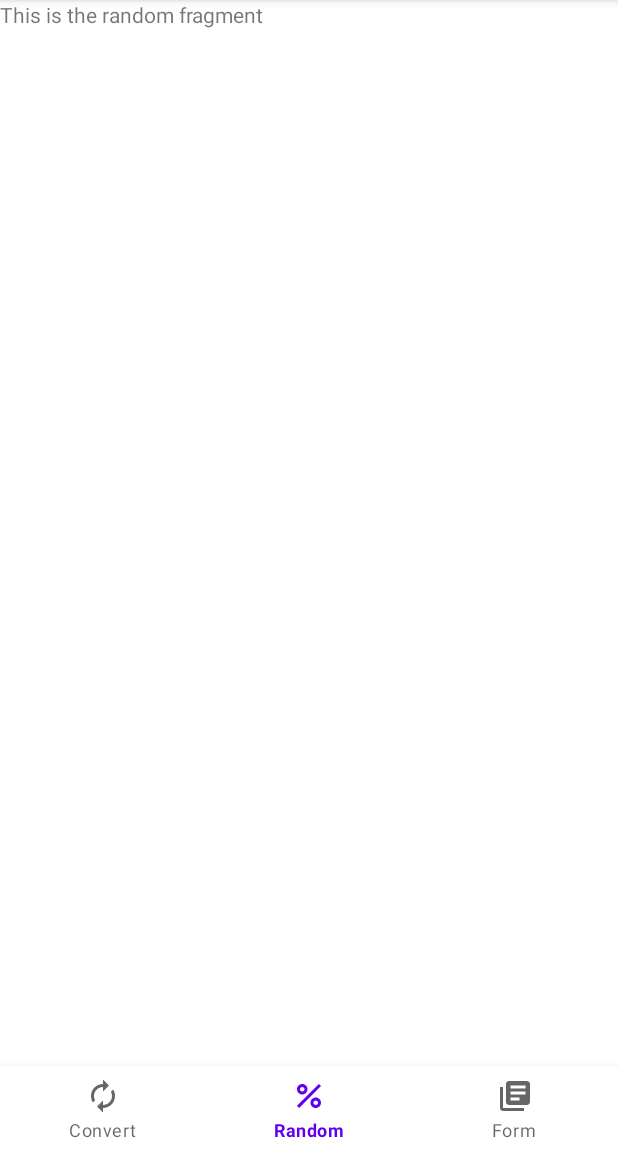
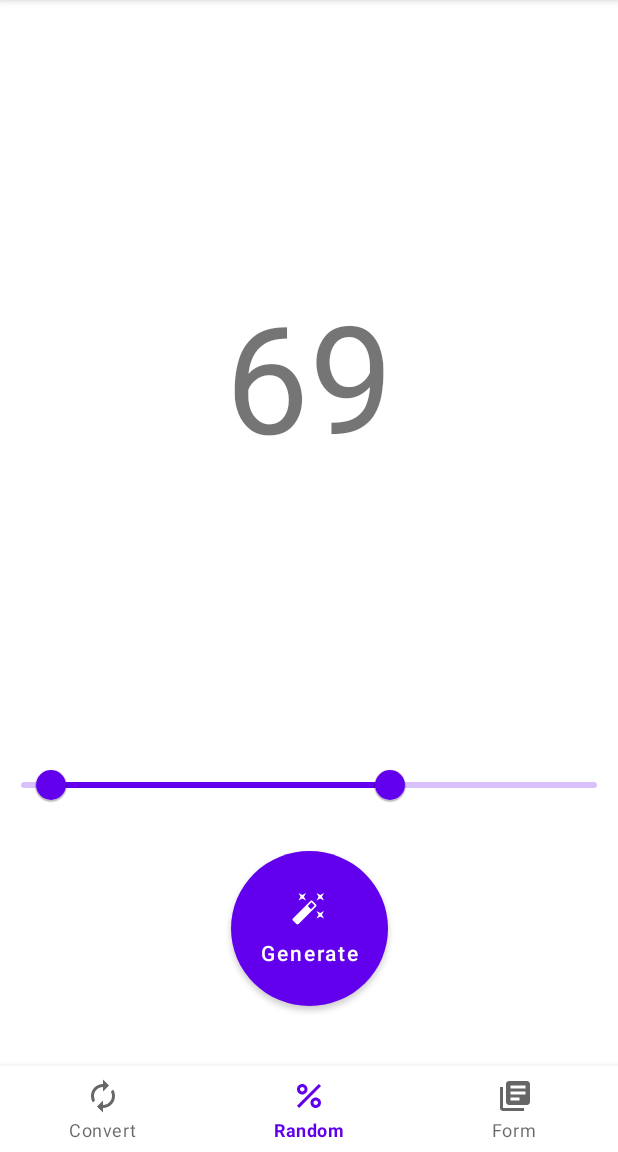
Before and after one commit to tejas-jadhav/MoreViews, an Android app: the screen it shows after launch (MainActivity), item 2 of the bottom bar chosen, on a phone screen of 412 x 824 dp, the part 84-1236 px from its top. Run offline under Robolectric (Android 15) with nearby library versions, the phone set to English and light mode, and no system bars.

Commit message:
Random added

```diff
--- a/app/src/main/java/com/example/moreviews/ui/main/RandomFragment.kt
+++ b/app/src/main/java/com/example/moreviews/ui/main/RandomFragment.kt
@@ -1,20 +1,42 @@
 package com.example.moreviews.ui.main
 
 import android.os.Bundle
+import android.util.Log
 import androidx.fragment.app.Fragment
 import android.view.LayoutInflater
 import android.view.View
 import android.view.ViewGroup
 import com.example.moreviews.R
 import com.example.moreviews.databinding.FragmentRandomBinding
+import com.google.android.material.slider.RangeSlider
+import kotlin.math.max
 
 
 class RandomFragment : Fragment(R.layout.fragment_random) {
     private lateinit var binding: FragmentRandomBinding
 
+
     override fun onViewCreated(view: View, savedInstanceState: Bundle?) {
         super.onViewCreated(view, savedInstanceState)
         binding = FragmentRandomBinding.bind(view)
+        var minRange = binding.sliderRange.values[0].toDouble()
+        var maxRange = binding.sliderRange.values[1].toDouble()
+
+        binding.tvRandomNumber.text = "69"
+
+        binding.sliderRange.addOnChangeListener { rangeSlider: RangeSlider, _, _ ->
+            minRange = rangeSlider.values[0].toDouble()
+            maxRange = rangeSlider.values[1].toDouble()
+        }
+
+        binding.btnGenerateRandom.setOnClickListener {
+            val randomNumber = generateRandomNumberInRange(minRange, maxRange)
+            binding.tvRandomNumber.text = randomNumber.toString()
+        }
+    }
+
+    private fun generateRandomNumberInRange(start: Double, end:Double) : Int {
+        return (Math.random() * (end - start + 1)).toInt() + start.toInt()
     }
 
 }
--- /dev/null
+++ b/app/src/main/res/drawable/circular_button.xml
@@ -0,0 +1,11 @@
+<?xml version="1.0" encoding="utf-8"?>
+<ripple xmlns:android="http://schemas.android.com/apk/res/android"
+    android:color="@color/design_default_color_primary_dark">
+    <item>
+        <shape android:shape="oval">
+            <solid android:color="@color/purple_500" />
+
+            <corners android:radius="999dp" />
+        </shape>
+    </item>
+</ripple>
--- a/app/src/main/res/drawable/convertor_button.xml
+++ /dev/null
@@ -1,10 +0,0 @@
-<?xml version="1.0" encoding="utf-8"?>
-<shape xmlns:android="http://schemas.android.com/apk/res/android">
-    <solid android:color="@color/transparent" />
-    <padding android:top="10dp"
-        android:left="10dp"
-        android:right="10dp"
-        android:bottom="10dp"
-        />
-    <corners android:radius="999dp" />
-</shape>
--- /dev/null
+++ b/app/src/main/res/drawable/ic_baseline_auto_fix_high_24.xml
@@ -0,0 +1,5 @@
+<vector android:height="24dp" android:tint="#FFFFFF"
+    android:viewportHeight="24" android:viewportWidth="24"
+    android:width="24dp" xmlns:android="http://schemas.android.com/apk/res/android">
+    <path android:fillColor="@android:color/white" android:pathData="M7.5,5.6L10,7 8.6,4.5 10,2 7.5,3.4 5,2l1.4,2.5L5,7zM19.5,15.4L17,14l1.4,2.5L17,19l2.5,-1.4L22,19l-1.4,-2.5L22,14zM22,2l-2.5,1.4L17,2l1.4,2.5L17,7l2.5,-1.4L22,7l-1.4,-2.5zM14.37,7.29c-0.39,-0.39 -1.02,-0.39 -1.41,0L1.29,18.96c-0.39,0.39 -0.39,1.02 0,1.41l2.34,2.34c0.39,0.39 1.02,0.39 1.41,0L16.7,11.05c0.39,-0.39 0.39,-1.02 0,-1.41l-2.33,-2.35zM13.34,12.78l-2.12,-2.12 2.44,-2.44 2.12,2.12 -2.44,2.44z"/>
+</vector>
--- /dev/null
+++ b/app/src/main/res/drawable/ic_magic_wand.xml
@@ -0,0 +1,5 @@
+<vector android:height="24dp" android:tint="#616161"
+    android:viewportHeight="24" android:viewportWidth="24"
+    android:width="24dp" xmlns:android="http://schemas.android.com/apk/res/android">
+    <path android:fillColor="@android:color/white" android:pathData="M7.5,5.6L10,7 8.6,4.5 10,2 7.5,3.4 5,2l1.4,2.5L5,7zM19.5,15.4L17,14l1.4,2.5L17,19l2.5,-1.4L22,19l-1.4,-2.5L22,14zM22,2l-2.5,1.4L17,2l1.4,2.5L17,7l2.5,-1.4L22,7l-1.4,-2.5zM14.37,7.29c-0.39,-0.39 -1.02,-0.39 -1.41,0L1.29,18.96c-0.39,0.39 -0.39,1.02 0,1.41l2.34,2.34c0.39,0.39 1.02,0.39 1.41,0L16.7,11.05c0.39,-0.39 0.39,-1.02 0,-1.41l-2.33,-2.35zM13.34,12.78l-2.12,-2.12 2.44,-2.44 2.12,2.12 -2.44,2.44z"/>
+</vector>
--- a/app/src/main/res/layout/fragment_random.xml
+++ b/app/src/main/res/layout/fragment_random.xml
@@ -1,14 +1,51 @@
 <?xml version="1.0" encoding="utf-8"?>
-<FrameLayout xmlns:android="http://schemas.android.com/apk/res/android"
+<androidx.constraintlayout.widget.ConstraintLayout xmlns:android="http://schemas.android.com/apk/res/android"
+    xmlns:app="http://schemas.android.com/apk/res-auto"
     xmlns:tools="http://schemas.android.com/tools"
     android:layout_width="match_parent"
     android:layout_height="match_parent"
     tools:context=".ui.main.RandomFragment">
 
-    <!-- TODO: Update blank fragment layout -->
     <TextView
+        android:id="@+id/tvRandomNumber"
+        android:layout_width="wrap_content"
+        android:layout_height="wrap_content"
+
+        android:textSize="100sp"
+        app:layout_constraintBottom_toTopOf="@+id/sliderRange"
+        app:layout_constraintEnd_toEndOf="parent"
+        app:layout_constraintHorizontal_bias="0.5"
+        app:layout_constraintStart_toStartOf="parent"
+        app:layout_constraintTop_toTopOf="parent"
+        tools:text="420" />
+
+    <com.google.android.material.slider.RangeSlider
+        android:id="@+id/sliderRange"
         android:layout_width="match_parent"
-        android:layout_height="match_parent"
-        android:text="This is the random fragment" />
+        android:layout_height="wrap_content"
+        android:layout_marginBottom="20dp"
+        android:valueFrom="0.0"
+        android:valueTo="420.0"
+        app:layout_constraintBottom_toTopOf="@id/btnGenerateRandom"
+        app:layout_constraintEnd_toEndOf="parent"
+        app:layout_constraintHorizontal_bias="0.5"
+        app:layout_constraintStart_toStartOf="parent"
+        app:values="@array/initial_slider_values" />
 
-</FrameLayout>
+    <Button
+        android:id="@+id/btnGenerateRandom"
+        android:layout_width="wrap_content"
+        android:layout_height="wrap_content"
+        android:layout_marginBottom="40dp"
+        android:background="@drawable/circular_button"
+        android:drawableTop="@drawable/ic_baseline_auto_fix_high_24"
+        android:padding="20dp"
+        android:text="Generate"
+        android:textAllCaps="false"
+        app:layout_constraintBottom_toBottomOf="parent"
+        app:layout_constraintEnd_toEndOf="parent"
+        app:layout_constraintHorizontal_bias="0.5"
+        app:layout_constraintStart_toStartOf="parent" />
+
+
+</androidx.constraintlayout.widget.ConstraintLayout>
--- /dev/null
+++ b/app/src/main/res/values/arrays.xml
@@ -0,0 +1,7 @@
+<?xml version="1.0" encoding="utf-8"?>
+<resources>
+    <array name="initial_slider_values">
+        <item>20.0</item>
+        <item>270.0</item>
+    </array>
+</resources>
```
